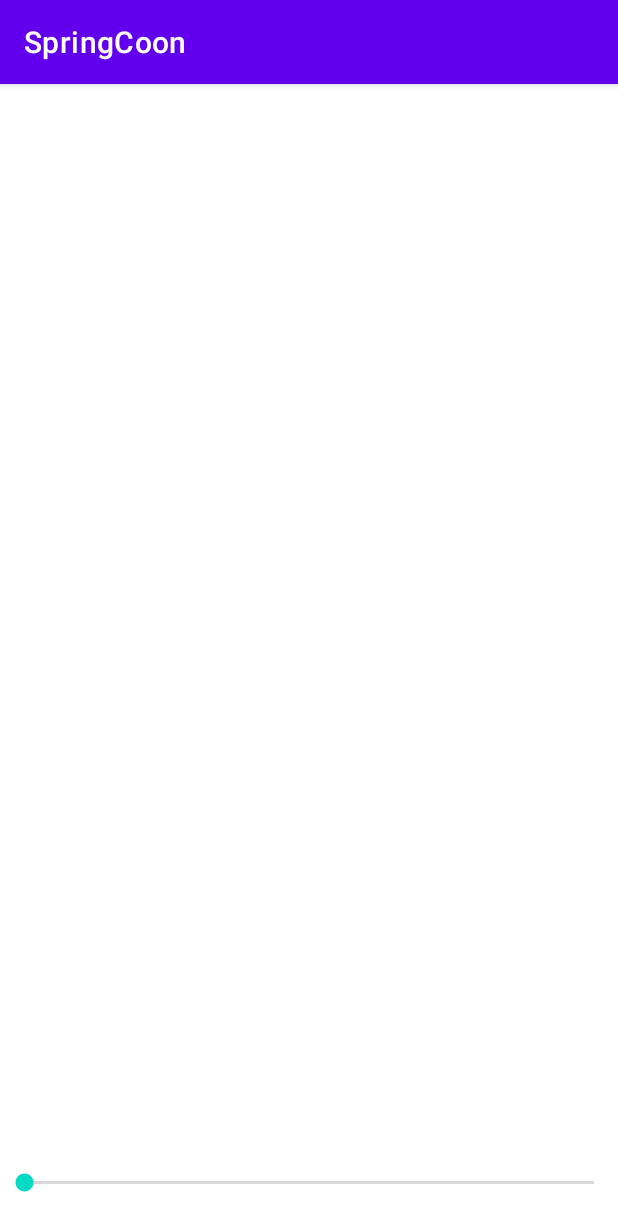
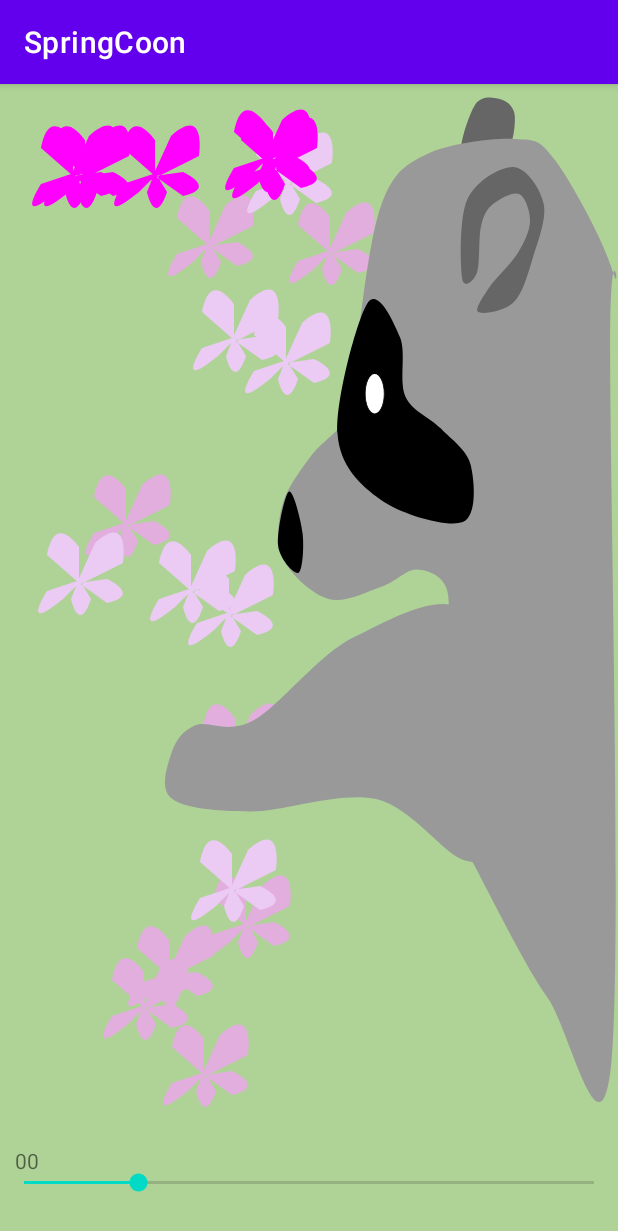
Before and after one commit to Raccoon15834/SpringCoon, an Android app: the screen it shows after launch (MainActivity), on a phone screen of 412 x 824 dp. Shown: the top 1231 px of the screen. Run offline under Robolectric (Android 15) with nearby library versions, the phone set to English and light mode, and no system bars.

Commit message:
added flower and moving raccoon

```diff
--- a/app/src/main/java/com/example/springcoon/CoonView.java
+++ b/app/src/main/java/com/example/springcoon/CoonView.java
@@ -5,69 +5,129 @@ import android.graphics.Canvas;
 import android.graphics.Color;
 import android.graphics.Paint;
 import android.graphics.Path;
+import android.graphics.Rect;
+import android.graphics.drawable.Drawable;
+import android.graphics.drawable.VectorDrawable;
 import android.os.Build;
 import android.util.AttributeSet;
 import android.view.View;
 
-import androidx.annotation.Nullable;
 import androidx.annotation.RequiresApi;
+import androidx.vectordrawable.graphics.drawable.VectorDrawableCompat;
+
 
 public class CoonView extends View {
     private Paint p = new Paint();
     private Flower[] flowers= new Flower[5];
-    public CoonView(Context context, @Nullable AttributeSet attrs) {
+    private Flower[] bgflowers= new Flower[15];
+    private Drawable myVectorDrawable, theArm;
+    int width, height;
+    public CoonView(Context context,  AttributeSet attrs) {
         super(context, attrs);
-        for(Flower i: flowers)
-            i = new Flower(0, 0.5);
     }
-
-    @RequiresApi(api = Build.VERSION_CODES.LOLLIPOP)
+    @Override
+    protected void onLayout(boolean changed, int left, int top, int right, int bottom) {
+        super.onLayout(changed, left, top, right, bottom);
+        width = getWidth();
+        height = getHeight();
+        for(int i=0; i<flowers.length; i++) {
+            int randx = (int)(Math.random()*width/2);
+            double speed = Math.random()*4+1;
+            flowers[i] = new Flower(randx, speed);
+        }
+        for(int i=0; i<bgflowers.length; i++) {
+            int randx = (int)(Math.random()*width/2);
+            int randy = (int)(Math.random()*(height-50));
+            int color = getResources().getColor(R.color.purple1);
+            if(i%2==1) color = getResources().getColor(R.color.purple2);
+            bgflowers[i] = new Flower(randx, randy, color);
+        }
+        myVectorDrawable = VectorDrawableCompat.create(getContext().getResources(), R.drawable.vd_vector, null);
+        myVectorDrawable.setBounds(new Rect(width/3,0,width, height));
+        theArm = VectorDrawableCompat.create(getContext().getResources(), R.drawable.arm, null);
+        theArm.setBounds(new Rect(width/4,0,width, height));
+    }
     @Override
     protected void onDraw(Canvas canvas) {
         super.onDraw(canvas);
+        //add background flowers
+        for(Flower i: bgflowers)
+            i.drawfixedFlower(canvas);
+        //add moving flowers
         for(Flower i: flowers)
             i.drawFlower(canvas);
-        p.setColor(Color.WHITE);
-        //draw raccoon here
+        //draw raccoon
+        myVectorDrawable.draw(canvas);
+        theArm.draw(canvas);
         invalidate();
     }
+    @RequiresApi(api = Build.VERSION_CODES.LOLLIPOP)
+    public void armUp(int h){
+        //adjust arm
+        theArm.setBounds(new Rect(width/4,0-h,width, height-h));
+    }
+
+
+
     public class Flower{
         int x;
         int y=0;
         double speed;
-        int height = getHeight();
         Paint pink;
         public Flower(int randx, double s){
             x=randx;
             speed = s;
-            pink = new Paint(Color.MAGENTA);
+            //TODO fix color
+            pink = new Paint();
+            pink.setColor(Color.MAGENTA);
         }
-        @RequiresApi(api = Build.VERSION_CODES.LOLLIPOP)
+        public Flower(int randx, int randy, int c){
+            x=randx;
+            y = randy;
+            pink = new Paint();
+            pink.setColor(c);
+        }
+        public void drawfixedFlower(Canvas c){
+            c.drawPath(makePath(x,y), pink);
+        }
         public void drawFlower(Canvas c){
-            y+=speed%height;
+            y+=speed;
+            y%=height;
             //flower top left corner...xy
             c.drawPath(makePath(x,y), pink);
         }
 
-        @RequiresApi(api = Build.VERSION_CODES.LOLLIPOP)
         private Path makePath(int x, int y) {
             Path path = new Path();
             //https://shapeshifter.design/
             //M 4 8 L 12 15 L 12 6 C 12 6 6 -3 4 8
-            path.moveTo(4, 8);
-            path.lineTo(12, 15);
-            path.lineTo(12, 6);
-            path.addArc(12, 6, 6, -3, 4, 8);//TODO this is probably messed up
+            path.moveTo(16+x, 32+y);
+            path.lineTo(48+x, 60+y);
+            path.lineTo(48+x, 24+y);
+            path.cubicTo(48+x, 24+y, 24+x, -12+y, 16+x, 32+y);
             // M 16 5 L 11 16 L 23 10 C 23 10 25 -3 16 5
-            path.moveTo(16, 5);
-            path.lineTo(11, 6);
-            path.lineTo(23, 10);
-            path.addArc(23, 10, 25, -3, 16, 5);
+            path.moveTo(64+x, 20+y);
+            path.lineTo(44+x, 64+y);
+            path.lineTo(92+x, 40+y);
+            path.cubicTo(92+x, 40+y, 100+x, -12+y, 64+x, 20+y);
             // M 13 14 L 4 17 C 4 17 -3 28 8 19 L 13 14
+            path.moveTo(52+x, 56+y);
+            path.lineTo(16+x,68+y);
+            path.cubicTo(16+x, 68+y, -12+x, 112+y, 32+x, 76+y);
+            path.lineTo(52+x, 56+y);
             // M 12 14 L 10 19 C 10 19 12 28 15 18 L 12 14
+            path.moveTo(48+x, 56+y);
+            path.lineTo(40+x, 76+y);
+            path.cubicTo(40+x, 76+y, 48+x, 112+y, 60+x, 76+y);
+            path.lineTo(48+x, 56+y);
             // M 12 15 L 19 14 C 19 14 28 18 19 20 L 12 15
+            path.moveTo(48+x, 60+y);
+            path.lineTo(76+x, 56+y);
+            path.cubicTo(76+x, 56+y, 112+x, 72+y,76+x, 80+y);
+            path.lineTo(48+x, 60+y);
             return path;
         }
 
     }
+
 }
--- a/app/src/main/java/com/example/springcoon/MainActivity.java
+++ b/app/src/main/java/com/example/springcoon/MainActivity.java
@@ -1,14 +1,42 @@
 package com.example.springcoon;
 
+import androidx.annotation.RequiresApi;
 import androidx.appcompat.app.AppCompatActivity;
 
+import android.os.Build;
 import android.os.Bundle;
+import android.widget.SeekBar;
+import android.widget.TextView;
+
+import com.google.android.material.snackbar.Snackbar;
 
 public class MainActivity extends AppCompatActivity {
-
+    CoonView myScrn;
+    SeekBar armBar;
+    TextView counter;
     @Override
     protected void onCreate(Bundle savedInstanceState) {
         super.onCreate(savedInstanceState);
         setContentView(R.layout.activity_main);
+        myScrn =findViewById(R.id.view);
+        counter = (TextView) findViewById(R.id.counter);//TODO fix counter
+        armBar = (SeekBar) findViewById(R.id.updownbar);
+        armBar.setOnSeekBarChangeListener(new SeekBar.OnSeekBarChangeListener() {
+            @RequiresApi(api = Build.VERSION_CODES.LOLLIPOP)
+            @Override
+            public void onProgressChanged(SeekBar seekBar, int i, boolean b) {
+                myScrn.armUp(i);
+            }
+
+            @Override
+            public void onStartTrackingTouch(SeekBar seekBar) {
+
+            }
+
+            @Override
+            public void onStopTrackingTouch(SeekBar seekBar) {
+
+            }
+        });
     }
 }
--- /dev/null
+++ b/app/src/main/res/drawable/arm.xml
@@ -0,0 +1,16 @@
+<?xml version="1.0" encoding="utf-8"?>
+<vector xmlns:android="http://schemas.android.com/apk/res/android"
+    android:name="armvector"
+    android:width="513dp"
+    android:height="721dp"
+    android:viewportWidth="513"
+    android:viewportHeight="721">
+    <group android:name="armgroup">
+    <path
+        android:name="path_7"
+        android:pathData="M 350.683 367.059 C 323.859 345.035 262.024 368.753 221.93 380.612 C 181.835 392.472 139.483 428.049 110.119 438.213 C 80.754 448.378 60.988 437.649 45.741 441.602 C 30.493 445.555 22.87 453.46 18.636 461.93 C 14.401 470.4 5.649 485.929 20.331 492.423 C 35.014 498.918 69.177 500.896 106.73 500.896 C 144.283 500.896 206.119 486.776 245.649 492.423 C 285.178 498.07 321.035 531.389 343.906 534.778 C 366.776 538.166 381.742 540.707 382.872 512.754 C 384.001 484.801 377.507 389.082 350.683 367.059 Z"
+        android:fillColor="#999999"
+        android:strokeWidth="1"
+        android:fillType="evenOdd"/>
+    </group>
+</vector>
--- /dev/null
+++ b/app/src/main/res/drawable/vd_vector.xml
@@ -0,0 +1,49 @@
+<vector
+    xmlns:android="http://schemas.android.com/apk/res/android"
+    android:name="vector"
+    android:width="513dp"
+    android:height="721dp"
+    android:viewportWidth="513"
+    android:viewportHeight="721">
+    <group android:name="wrapper">
+        <group android:name="group">
+            <path
+                android:name="path_1"
+                android:pathData="M 318.494 51.281 C 312.565 45.351 327.248 20.787 335.437 14.01 C 343.625 7.234 359.437 9.21 367.626 10.622 C 375.814 12.033 384.001 15.986 384.565 22.48 C 385.129 28.974 382.023 44.788 371.011 49.588 C 360 54.388 324.423 57.21 318.494 51.281 Z"
+                android:fillColor="#666666"
+                android:strokeWidth="1"
+                android:fillType="evenOdd"/>
+            <path
+                android:name="path_2"
+                android:pathData="M 506.54 129.317 C 495.246 108.14 455.717 68.328 435.387 53.08 C 415.058 37.833 411.104 38.681 384.563 37.834 C 358.022 36.987 303.529 40.94 276.141 47.999 C 248.753 55.058 234.353 60.706 220.235 80.188 C 206.118 99.671 197.082 141.459 191.435 164.894 C 185.787 188.329 196.516 205.553 186.351 220.8 C 176.186 236.046 145.692 244.798 130.445 256.374 C 115.198 267.951 100.517 278.4 94.87 290.259 C 89.223 302.118 86.964 316.8 96.563 327.529 C 106.163 338.259 132.139 351.528 152.469 354.634 C 172.798 357.74 200.187 349.552 218.54 346.164 C 236.893 342.776 249.034 334.024 262.587 334.306 C 276.14 334.588 294.21 338.258 299.857 347.857 C 305.504 357.457 299.292 369.881 296.469 391.905 C 293.646 413.928 276.423 455.434 282.918 479.999 C 289.412 504.564 311.717 514.446 335.435 539.293 C 359.152 564.14 396.987 606.775 425.222 629.081 C 453.457 651.386 491.859 747.951 504.847 673.128 C 517.835 598.304 502.869 270.776 503.151 180.141 C 503.433 89.506 517.834 150.493 506.54 129.317 Z"
+                android:fillColor="#999999"
+                android:strokeWidth="1"
+                android:fillType="evenOdd"/>
+            <path
+                android:name="path_3"
+                android:pathData="M 201 150.91 C 213.988 139.898 233.753 163.897 241.659 174.626 C 249.565 185.355 239.965 204.838 248.436 215.285 C 256.907 225.732 278.93 229.402 292.483 237.308 C 306.036 245.214 325.236 251.991 329.754 262.721 C 334.271 273.45 338.224 297.733 319.588 301.686 C 300.953 305.64 243.916 296.605 217.94 286.44 C 191.963 276.275 166.553 263.285 163.73 240.697 C 160.907 218.109 188.012 161.921 201 150.909 Z M 103.341 280.658 C 108.423 279.246 118.306 300.141 120.283 309.458 C 122.259 318.776 120.281 335.151 115.199 336.563 C 110.116 337.975 91.763 327.246 89.787 317.928 C 87.81 308.61 98.258 282.069 103.341 280.658 Z"
+                android:fillColor="#000000"
+                android:strokeWidth="1"
+                android:fillType="evenOdd"/>
+            <path
+                android:name="path_4"
+                android:pathData="M 198.213 213.325 C 198.213 205.55 203.522 199.247 210.071 199.247 C 213.216 199.247 216.232 200.73 218.456 203.37 C 220.68 206.011 221.929 209.592 221.929 213.325 C 221.929 221.101 216.62 227.404 210.071 227.404 C 203.522 227.404 198.213 221.101 198.213 213.325 Z"
+                android:fillColor="#cfe2f3"
+                android:strokeWidth="1"
+                android:fillType="evenOdd"/>
+            <path
+                android:name="path_5"
+                android:pathData="M 198.213 213.325 C 198.213 205.55 203.522 199.247 210.071 199.247 C 213.216 199.247 216.232 200.73 218.456 203.37 C 220.68 206.011 221.929 209.592 221.929 213.325 C 221.929 221.101 216.62 227.404 210.071 227.404 C 203.522 227.404 198.213 221.101 198.213 213.325 Z"
+                android:fillColor="#ffffff"
+                android:strokeColor="#000000"
+                android:strokeWidth="1" />
+            <path
+                android:name="path_6"
+                android:pathData="M 318.793 133.373 C 316.816 124.903 314.84 91.869 325.57 79.163 C 336.299 66.458 367.357 56.575 383.168 57.14 C 398.98 57.704 416.485 72.102 420.438 82.549 C 424.392 92.996 413.099 108.528 406.887 119.822 C 400.676 131.117 394.462 144.104 383.168 150.316 C 371.874 156.527 344.203 158.787 339.121 157.093 C 334.039 155.398 344.486 146.927 352.675 140.15 C 360.863 133.374 379.781 124.057 388.252 116.434 C 396.723 108.81 403.217 101.187 403.499 94.41 C 403.781 87.634 397.569 77.752 389.945 75.775 C 382.321 73.798 365.662 78.879 357.756 82.549 C 349.85 86.22 345.897 89.893 342.509 97.799 C 339.121 105.705 341.381 124.056 337.428 129.985 C 333.475 135.914 320.769 141.844 318.793 133.373 Z"
+                android:fillColor="#666666"
+                android:strokeWidth="1"
+                android:fillType="evenOdd"/>
+
+        </group>
+    </group>
+</vector>
--- a/app/src/main/res/layout/activity_main.xml
+++ b/app/src/main/res/layout/activity_main.xml
@@ -4,7 +4,8 @@
     xmlns:tools="http://schemas.android.com/tools"
     android:layout_width="match_parent"
     android:layout_height="match_parent"
-    tools:context=".MainActivity">
+    tools:context=".MainActivity"
+    android:background="@color/green">
 
     <view
         class="com.example.springcoon.CoonView"
@@ -21,13 +22,16 @@
         app:layout_constraintBottom_toBottomOf="parent"
         app:layout_constraintLeft_toLeftOf="parent"
         app:layout_constraintRight_toLeftOf="@id/counter"
-        android:padding="10dp"/>
+        android:padding="10dp"
+        android:min="-100"
+        android:max="400"/>
     <TextView
         android:layout_width="40dp"
         android:layout_height="70dp"
         android:id="@+id/counter"
         app:layout_constraintBottom_toBottomOf="parent"
         app:layout_constraintLeft_toLeftOf="parent"
-        android:padding="10dp"/>
+        android:padding="10dp"
+        android:text="00"/>
 
 </androidx.constraintlayout.widget.ConstraintLayout>
--- a/app/src/main/res/values/colors.xml
+++ b/app/src/main/res/values/colors.xml
@@ -7,4 +7,8 @@
     <color name="teal_700">#FF018786</color>
     <color name="black">#FF000000</color>
     <color name="white">#FFFFFFFF</color>
+
+    <color name="green">#AFD297</color>
+    <color name="purple1">#e2aedd</color>
+    <color name="purple2">#ebcbf4</color>
 </resources>
```
